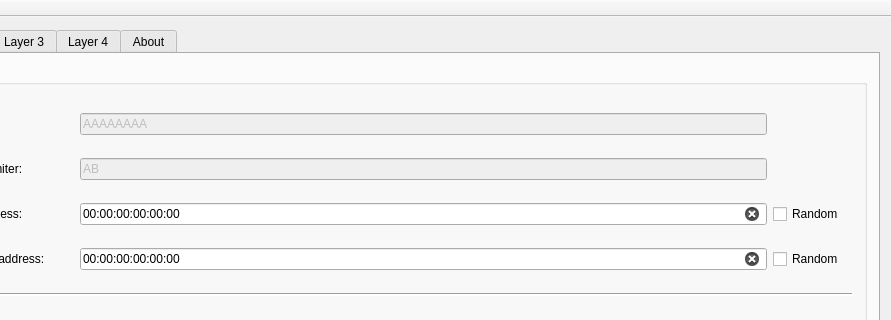
The window that qt/packet-generator/mainwindow.ui (emiliancyc/packet-generator) describes before a commit, drawn with Qt 5; both pictures show x 133 to 1024 and y 0 to 320 of the 1024 by 768 pixel window.
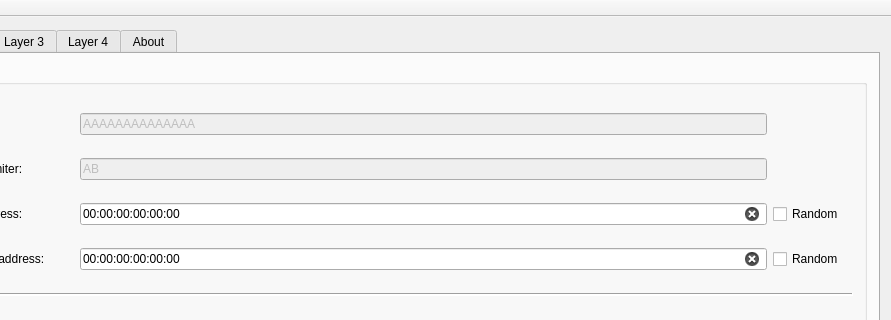
The same window after the commit. The open tabs and pages were chosen to show the change. Icons and pictures are not drawn.

Commit message: Commented memory leaks (still need to be checked), added toolTips for every field)

Diff of the .ui file:
```diff
--- a/qt/packet-generator/mainwindow.ui
+++ b/qt/packet-generator/mainwindow.ui
@@ -1380,7 +1380,7 @@
               <bool>false</bool>
              </property>
              <property name="text">
-              <string>AAAAAAAA</string>
+              <string>AAAAAAAAAAAAAA</string>
              </property>
              <property name="readOnly">
               <bool>true</bool>
```
Left out of the diff: 226 changed lines with no effect on the pictures. The commit also changes 2 other files.
